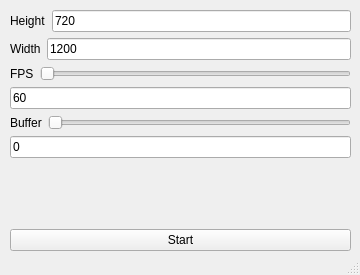
This is mainwindow.ui in mobergmann/white-noise-generator as Qt 5 draws it before an edit. The edited form follows.
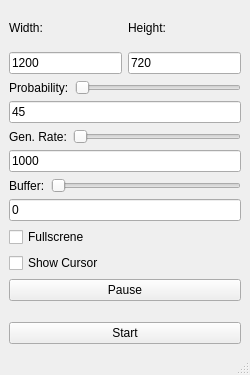
This is the edited form.

Commit message:
added more settings/ features. support for timed noise creation
settings:
- probability
- gen_rate
- isFullscrene
- showCursor

fixes #4

What changed in the file:
```diff
--- a/mainwindow.ui
+++ b/mainwindow.ui
@@ -6,32 +6,77 @@
    <rect>
     <x>0</x>
     <y>0</y>
-    <width>360</width>
-    <height>275</height>
+    <width>250</width>
+    <height>375</height>
    </rect>
   </property>
+  <property name="minimumSize">
+   <size>
+    <width>250</width>
+    <height>375</height>
+   </size>
+  </property>
+  <property name="maximumSize">
+   <size>
+    <width>250</width>
+    <height>375</height>
+   </size>
+  </property>
   <property name="windowTitle">
    <string>MainWindow</string>
   </property>
   <widget class="QWidget" name="centralwidget">
-   <widget class="QWidget" name="verticalLayoutWidget">
-    <property name="geometry">
-     <rect>
-      <x>10</x>
-      <y>10</y>
-      <width>341</width>
-      <height>241</height>
-     </rect>
-    </property>
+   <layout class="QVBoxLayout" name="verticalLayout_4">
+    <item>
     <layout class="QGridLayout" name="gridLayout">
-     <item row="2" column="0">
+      <item row="1" column="0">
+       <layout class="QHBoxLayout" name="horizontalLayout">
+        <item>
+         <layout class="QVBoxLayout" name="verticalLayout_3">
+          <item>
+           <widget class="QLabel" name="width_label">
+            <property name="text">
+             <string>Width:</string>
+            </property>
+           </widget>
+          </item>
+          <item>
+           <widget class="QLineEdit" name="width_lineEdit">
+            <property name="text">
+             <string>1200</string>
+            </property>
+           </widget>
+          </item>
+         </layout>
+        </item>
+        <item>
+         <layout class="QVBoxLayout" name="verticalLayout_2">
+          <item>
+           <widget class="QLabel" name="height_label">
+            <property name="text">
+             <string>Height:</string>
+            </property>
+           </widget>
+          </item>
+          <item>
+           <widget class="QLineEdit" name="height_lineEdit">
+            <property name="text">
+             <string>720</string>
+            </property>
+           </widget>
+          </item>
+         </layout>
+        </item>
+       </layout>
+      </item>
+      <item row="4" column="0">
       <layout class="QVBoxLayout" name="buffer_layout">
        <item>
         <layout class="QHBoxLayout" name="buffer_slider_layout">
          <item>
           <widget class="QLabel" name="buffer_label">
            <property name="text">
-            <string>Buffer</string>
+             <string>Buffer:</string>
            </property>
           </widget>
          </item>
@@ -56,14 +101,44 @@
        </item>
       </layout>
      </item>
-     <item row="1" column="0">
+      <item row="6" column="0">
+       <layout class="QVBoxLayout" name="verticalLayout">
+        <item>
+         <widget class="QPushButton" name="pause_button">
+          <property name="text">
+           <string>Pause</string>
+          </property>
+          <property name="checkable">
+           <bool>true</bool>
+          </property>
+          <property name="checked">
+           <bool>false</bool>
+          </property>
+         </widget>
+        </item>
+        <item alignment="Qt::AlignBottom">
+         <widget class="QPushButton" name="start_button">
+          <property name="text">
+           <string>Start</string>
+          </property>
+          <property name="checkable">
+           <bool>false</bool>
+          </property>
+          <property name="checked">
+           <bool>false</bool>
+          </property>
+         </widget>
+        </item>
+       </layout>
+      </item>
+      <item row="3" column="0">
       <layout class="QVBoxLayout" name="fps_layout_2">
        <item>
         <layout class="QHBoxLayout" name="fps_slider_layout">
          <item>
           <widget class="QLabel" name="fps_label">
            <property name="text">
-            <string>FPS</string>
+             <string>Gen. Rate:</string>
            </property>
           </widget>
          </item>
@@ -82,62 +157,63 @@
        <item>
         <widget class="QLineEdit" name="fps_lineEdit">
          <property name="text">
-          <string>60</string>
+           <string>1000</string>
          </property>
         </widget>
        </item>
       </layout>
      </item>
-     <item row="3" column="0">
-      <layout class="QHBoxLayout" name="horizontalLayout">
-       <item alignment="Qt::AlignBottom">
-        <widget class="QPushButton" name="start_button">
+      <item row="2" column="0">
+       <layout class="QVBoxLayout" name="probability_layout">
+        <item>
+         <layout class="QHBoxLayout" name="probability_slider_layout">
+          <item>
+           <widget class="QLabel" name="probability_label">
+            <property name="toolTip">
+             <string extracomment="the probability, that a pixel is noised (white)">&lt;html&gt;&lt;head/&gt;&lt;body&gt;&lt;p&gt;The probability, that a pixel is noised (white).&lt;/p&gt;&lt;/body&gt;&lt;/html&gt;</string>
+            </property>
          <property name="text">
-          <string>Start</string>
-         </property>
-         <property name="checkable">
-          <bool>false</bool>
-         </property>
-         <property name="checked">
-          <bool>false</bool>
+             <string>Probability:</string>
+            </property>
+           </widget>
+          </item>
+          <item>
+           <widget class="QSlider" name="probability_slider">
+            <property name="maximum">
+             <number>100</number>
+            </property>
+            <property name="orientation">
+             <enum>Qt::Horizontal</enum>
          </property>
         </widget>
        </item>
       </layout>
      </item>
-     <item row="0" column="0">
-      <layout class="QVBoxLayout" name="dim_layout">
        <item>
-        <layout class="QHBoxLayout" name="height_layout">
-         <item>
-          <widget class="QLabel" name="height_label">
-           <property name="text">
-            <string>Height</string>
-           </property>
-          </widget>
-         </item>
-         <item>
-          <widget class="QLineEdit" name="height_lineEdit">
+         <widget class="QLineEdit" name="probability_lineEdit">
+          <property name="toolTip">
+           <string>&lt;html&gt;&lt;head/&gt;&lt;body&gt;&lt;p&gt;From 0 to 100. The Probability is then &lt;span style=&quot; font-style:italic;&quot;&gt;p = n/100&lt;/span&gt;.&lt;/p&gt;&lt;/body&gt;&lt;/html&gt;</string>
+          </property>
            <property name="text">
-            <string>720</string>
+           <string>45</string>
            </property>
           </widget>
          </item>
         </layout>
        </item>
+      <item row="5" column="0">
+       <layout class="QVBoxLayout" name="settings_layout">
        <item>
-        <layout class="QHBoxLayout" name="width_layout">
-         <item>
-          <widget class="QLabel" name="width_label">
+         <widget class="QCheckBox" name="fullscreen_checkBox">
            <property name="text">
-            <string>Width</string>
+           <string>Fullscrene</string>
            </property>
           </widget>
          </item>
          <item>
-          <widget class="QLineEdit" name="width_lineEdit">
+         <widget class="QCheckBox" name="showCursor_checkBox">
            <property name="text">
-            <string>1200</string>
+           <string>Show Cursor</string>
            </property>
           </widget>
          </item>
@@ -146,7 +222,6 @@
       </layout>
      </item>
     </layout>
-   </widget>
   </widget>
   <widget class="QMenuBar" name="menubar">
    <property name="geometry">
```
Left out of the diff: 8 changed lines with no effect on the pictures. Lines whose indentation alone changed are shown as unchanged. The commit also changes 4 other files.
